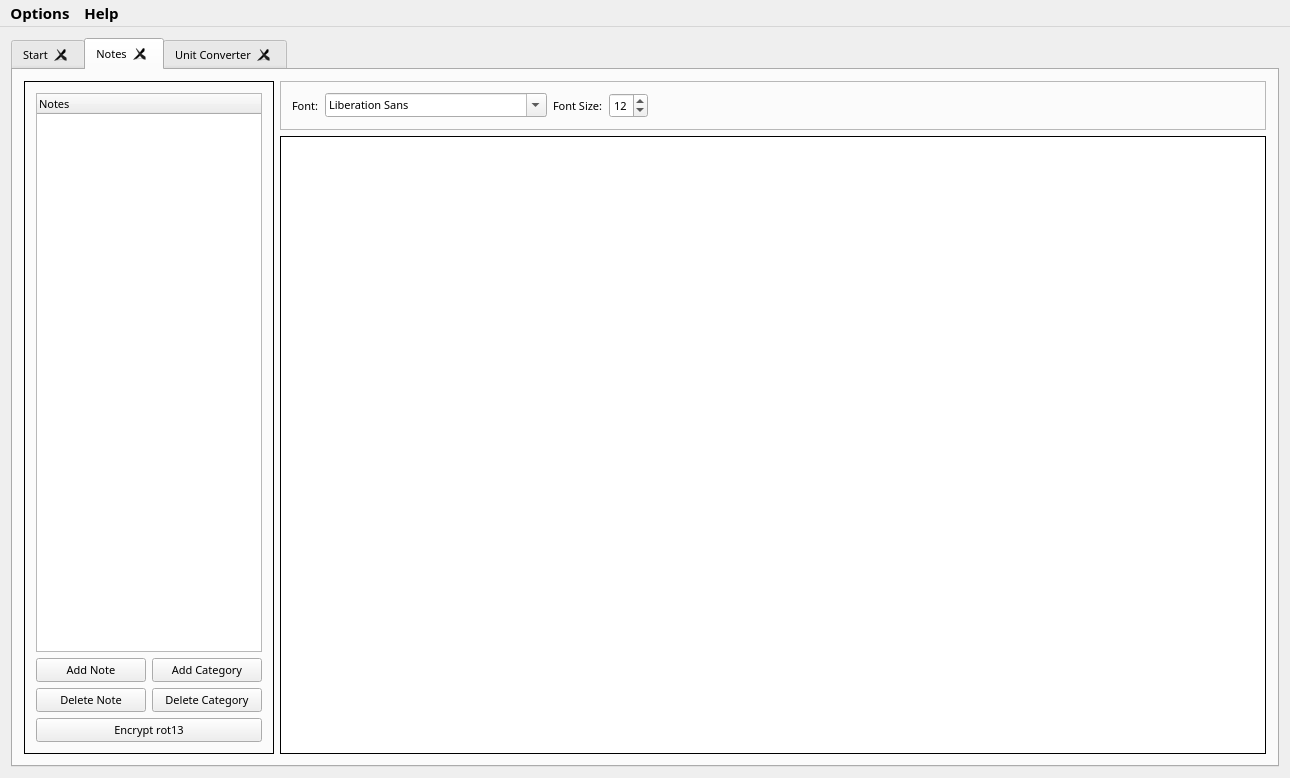
Before: the Qt Designer form mainwindow.ui in PhilInTheGaps/GM-Companion, drawn with Qt 5.
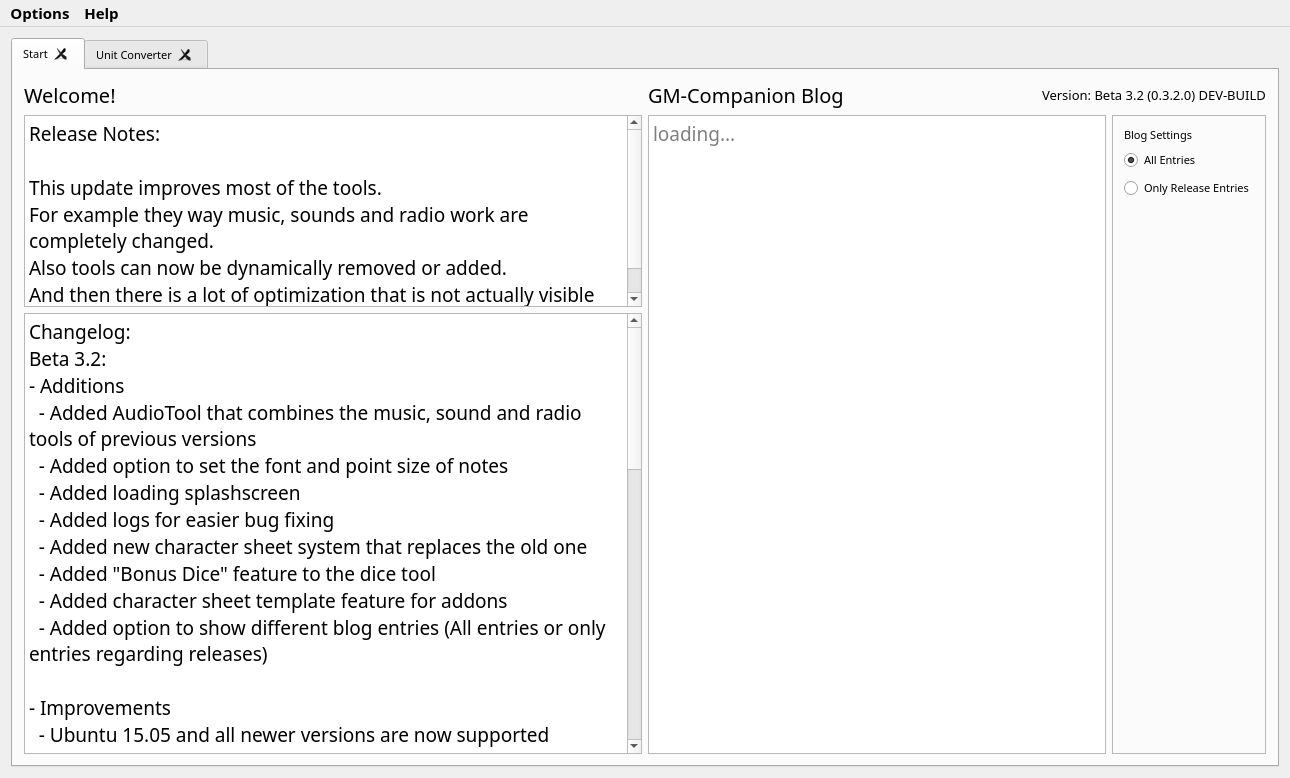
After: the same form once the commit is applied. The open tabs and pages were chosen to show the change. Icons and pictures are not drawn.

Commit message: Added new notes tool, removed old one

```diff
--- a/mainwindow.ui
+++ b/mainwindow.ui
@@ -165,6 +165,7 @@
 &lt;p style=&quot; margin-top:0px; margin-bottom:0px; margin-left:0px; margin-right:0px; -qt-block-indent:0; text-indent:0px;&quot;&gt;&lt;span style=&quot; font-family:'MS Shell Dlg 2';&quot;&gt;  - Added new character sheet system that replaces the old one&lt;/span&gt;&lt;/p&gt;
 &lt;p style=&quot; margin-top:0px; margin-bottom:0px; margin-left:0px; margin-right:0px; -qt-block-indent:0; text-indent:0px;&quot;&gt;&lt;span style=&quot; font-family:'MS Shell Dlg 2';&quot;&gt;  - Added &amp;quot;Bonus Dice&amp;quot; feature to the dice tool&lt;/span&gt;&lt;/p&gt;
 &lt;p style=&quot; margin-top:0px; margin-bottom:0px; margin-left:0px; margin-right:0px; -qt-block-indent:0; text-indent:0px;&quot;&gt;&lt;span style=&quot; font-family:'MS Shell Dlg 2';&quot;&gt;  - Added character sheet template feature for addons&lt;/span&gt;&lt;/p&gt;
+&lt;p style=&quot; margin-top:0px; margin-bottom:0px; margin-left:0px; margin-right:0px; -qt-block-indent:0; text-indent:0px;&quot;&gt;&lt;span style=&quot; font-family:'MS Shell Dlg 2';&quot;&gt;  - Added option to show different blog entries (All entries or only entries regarding releases)&lt;/span&gt;&lt;/p&gt;
 &lt;p style=&quot;-qt-paragraph-type:empty; margin-top:0px; margin-bottom:0px; margin-left:0px; margin-right:0px; -qt-block-indent:0; text-indent:0px; font-family:'MS Shell Dlg 2';&quot;&gt;&lt;br /&gt;&lt;/p&gt;
 &lt;p style=&quot; margin-top:0px; margin-bottom:0px; margin-left:0px; margin-right:0px; -qt-block-indent:0; text-indent:0px;&quot;&gt;&lt;span style=&quot; font-family:'MS Shell Dlg 2';&quot;&gt;- Improvements&lt;/span&gt;&lt;/p&gt;
 &lt;p style=&quot; margin-top:0px; margin-bottom:0px; margin-left:0px; margin-right:0px; -qt-block-indent:0; text-indent:0px;&quot;&gt;&lt;span style=&quot; font-family:'MS Shell Dlg 2';&quot;&gt;  - Ubuntu 15.05 and all newer versions are now supported&lt;/span&gt;&lt;/p&gt;
@@ -172,6 +173,8 @@
 &lt;p style=&quot; margin-top:0px; margin-bottom:0px; margin-left:0px; margin-right:0px; -qt-block-indent:0; text-indent:0px;&quot;&gt;&lt;span style=&quot; font-family:'MS Shell Dlg 2';&quot;&gt;  - The notes directory can now be changed&lt;/span&gt;&lt;/p&gt;
 &lt;p style=&quot; margin-top:0px; margin-bottom:0px; margin-left:0px; margin-right:0px; -qt-block-indent:0; text-indent:0px;&quot;&gt;&lt;span style=&quot; font-family:'MS Shell Dlg 2';&quot;&gt;  - Map Viewer now supports mouse dragging&lt;/span&gt;&lt;/p&gt;
 &lt;p style=&quot; margin-top:0px; margin-bottom:0px; margin-left:0px; margin-right:0px; -qt-block-indent:0; text-indent:0px;&quot;&gt;&lt;span style=&quot; font-family:'MS Shell Dlg 2';&quot;&gt;  - Improved settings.ini grouping&lt;/span&gt;&lt;/p&gt;
+&lt;p style=&quot; margin-top:0px; margin-bottom:0px; margin-left:0px; margin-right:0px; -qt-block-indent:0; text-indent:0px;&quot;&gt;&lt;span style=&quot; font-family:'MS Shell Dlg 2';&quot;&gt;  - Improved checking for updates&lt;/span&gt;&lt;/p&gt;
+&lt;p style=&quot; margin-top:0px; margin-bottom:0px; margin-left:0px; margin-right:0px; -qt-block-indent:0; text-indent:0px;&quot;&gt;&lt;span style=&quot; font-family:'MS Shell Dlg 2';&quot;&gt;  - Cleaned up UI of many tools&lt;/span&gt;&lt;/p&gt;
 &lt;p style=&quot;-qt-paragraph-type:empty; margin-top:0px; margin-bottom:0px; margin-left:0px; margin-right:0px; -qt-block-indent:0; text-indent:0px; font-family:'MS Shell Dlg 2';&quot;&gt;&lt;br /&gt;&lt;/p&gt;
 &lt;p style=&quot; margin-top:0px; margin-bottom:0px; margin-left:0px; margin-right:0px; -qt-block-indent:0; text-indent:0px;&quot;&gt;&lt;span style=&quot; font-family:'MS Shell Dlg 2';&quot;&gt;Beta 3.1.1:&lt;/span&gt;&lt;/p&gt;
 &lt;p style=&quot; margin-top:0px; margin-bottom:0px; margin-left:0px; margin-right:0px; -qt-block-indent:0; text-indent:0px;&quot;&gt;&lt;span style=&quot; font-family:'MS Shell Dlg 2';&quot;&gt;- Additions&lt;/span&gt;&lt;/p&gt;
@@ -351,203 +354,6 @@
         </item>
        </layout>
       </widget>
-      <widget class="QWidget" name="tabNotes">
-       <attribute name="title">
-        <string>Notes</string>
-       </attribute>
-       <layout class="QHBoxLayout" name="horizontalLayout_17">
-        <item>
-         <widget class="QFrame" name="frame_2">
-          <property name="maximumSize">
-           <size>
-            <width>250</width>
-            <height>16777215</height>
-           </size>
-          </property>
-          <property name="frameShape">
-           <enum>QFrame::Box</enum>
-          </property>
-          <property name="frameShadow">
-           <enum>QFrame::Plain</enum>
-          </property>
-          <layout class="QVBoxLayout" name="verticalLayout_20">
-           <item>
-            <widget class="QTreeWidget" name="notesTree">
-             <property name="maximumSize">
-              <size>
-               <width>16777215</width>
-               <height>16777215</height>
-              </size>
-             </property>
-             <column>
-              <property name="text">
-               <string>Notes</string>
-              </property>
-             </column>
-            </widget>
-           </item>
-           <item>
-            <layout class="QGridLayout" name="gridLayout">
-             <item row="2" column="0">
-              <widget class="QPushButton" name="deleteNoteButton">
-               <property name="text">
-                <string>Delete Note</string>
-               </property>
-              </widget>
-             </item>
-             <item row="0" column="1">
-              <widget class="QPushButton" name="addCategoryButton">
-               <property name="text">
-                <string>Add Category</string>
-               </property>
-              </widget>
-             </item>
-             <item row="2" column="1">
-              <widget class="QPushButton" name="deleteCategoryButton">
-               <property name="text">
-                <string>Delete Category</string>
-               </property>
-              </widget>
-             </item>
-             <item row="0" column="0">
-              <widget class="QPushButton" name="addNoteButton">
-               <property name="text">
-                <string>Add Note</string>
-               </property>
-              </widget>
-             </item>
-            </layout>
-           </item>
-           <item>
-            <widget class="QPushButton" name="notesEncryptButton">
-             <property name="text">
-              <string>Encrypt rot13</string>
-             </property>
-            </widget>
-           </item>
-          </layout>
-         </widget>
-        </item>
-        <item>
-         <layout class="QVBoxLayout" name="verticalLayout_6">
-          <item>
-           <widget class="QFrame" name="notesTextToolBar">
-            <property name="sizePolicy">
-             <sizepolicy hsizetype="Expanding" vsizetype="Minimum">
-              <horstretch>0</horstretch>
-              <verstretch>0</verstretch>
-             </sizepolicy>
-            </property>
-            <property name="maximumSize">
-             <size>
-              <width>16777215</width>
-              <height>16777215</height>
-             </size>
-            </property>
-            <property name="frameShape">
-             <enum>QFrame::StyledPanel</enum>
-            </property>
-            <property name="frameShadow">
-             <enum>QFrame::Raised</enum>
-            </property>
-            <layout class="QHBoxLayout" name="horizontalLayout_6">
-             <item>
-              <widget class="QLabel" name="label_20">
-               <property name="sizePolicy">
-                <sizepolicy hsizetype="Maximum" vsizetype="Preferred">
-                 <horstretch>0</horstretch>
-                 <verstretch>0</verstretch>
-                </sizepolicy>
-               </property>
-               <property name="text">
-                <string>Font:</string>
-               </property>
-              </widget>
-             </item>
-             <item>
-              <widget class="QFontComboBox" name="notesFontBox">
-               <property name="sizePolicy">
-                <sizepolicy hsizetype="Minimum" vsizetype="Fixed">
-                 <horstretch>0</horstretch>
-                 <verstretch>0</verstretch>
-                </sizepolicy>
-               </property>
-              </widget>
-             </item>
-             <item>
-              <widget class="QLabel" name="label_21">
-               <property name="text">
-                <string>Font Size:</string>
-               </property>
-              </widget>
-             </item>
-             <item>
-              <widget class="QSpinBox" name="notesFontSizeSpinBox">
-               <property name="sizePolicy">
-                <sizepolicy hsizetype="Maximum" vsizetype="Fixed">
-                 <horstretch>0</horstretch>
-                 <verstretch>0</verstretch>
-                </sizepolicy>
-               </property>
-               <property name="minimum">
-                <number>5</number>
-               </property>
-               <property name="value">
-                <number>12</number>
-               </property>
-              </widget>
-             </item>
-             <item>
-              <spacer name="horizontalSpacer_3">
-               <property name="orientation">
-                <enum>Qt::Horizontal</enum>
-               </property>
-               <property name="sizeHint" stdset="0">
-                <size>
-                 <width>40</width>
-                 <height>20</height>
-                </size>
-               </property>
-              </spacer>
-             </item>
-            </layout>
-           </widget>
-          </item>
-          <item>
-           <widget class="QTextEdit" name="notesTextEdit">
-            <property name="font">
-             <font>
-              <pointsize>12</pointsize>
-             </font>
-            </property>
-            <property name="frameShape">
-             <enum>QFrame::Box</enum>
-            </property>
-            <property name="frameShadow">
-             <enum>QFrame::Plain</enum>
-            </property>
-            <property name="autoFormatting">
-             <set>QTextEdit::AutoNone</set>
-            </property>
-            <property name="readOnly">
-             <bool>true</bool>
-            </property>
-            <property name="html">
-             <string notr="true">&lt;!DOCTYPE HTML PUBLIC &quot;-//W3C//DTD HTML 4.0//EN&quot; &quot;http://www.w3.org/TR/REC-html40/strict.dtd&quot;&gt;
-&lt;html&gt;&lt;head&gt;&lt;meta name=&quot;qrichtext&quot; content=&quot;1&quot; /&gt;&lt;style type=&quot;text/css&quot;&gt;
-p, li { white-space: pre-wrap; }
-&lt;/style&gt;&lt;/head&gt;&lt;body style=&quot; font-family:'Malgun Gothic'; font-size:12pt; font-weight:400; font-style:normal;&quot;&gt;
-&lt;p style=&quot;-qt-paragraph-type:empty; margin-top:0px; margin-bottom:0px; margin-left:0px; margin-right:0px; -qt-block-indent:0; text-indent:0px; font-family:'MS Shell Dlg 2';&quot;&gt;&lt;br /&gt;&lt;/p&gt;&lt;/body&gt;&lt;/html&gt;</string>
-            </property>
-            <property name="textInteractionFlags">
-             <set>Qt::TextSelectableByMouse</set>
-            </property>
-           </widget>
-          </item>
-         </layout>
-        </item>
-       </layout>
-      </widget>
       <widget class="QWidget" name="tab_unitConverter">
        <attribute name="title">
         <string>Unit Converter</string>
```
Left out of the diff: 6 changed lines with no effect on the pictures. The commit also changes 11 other files.
